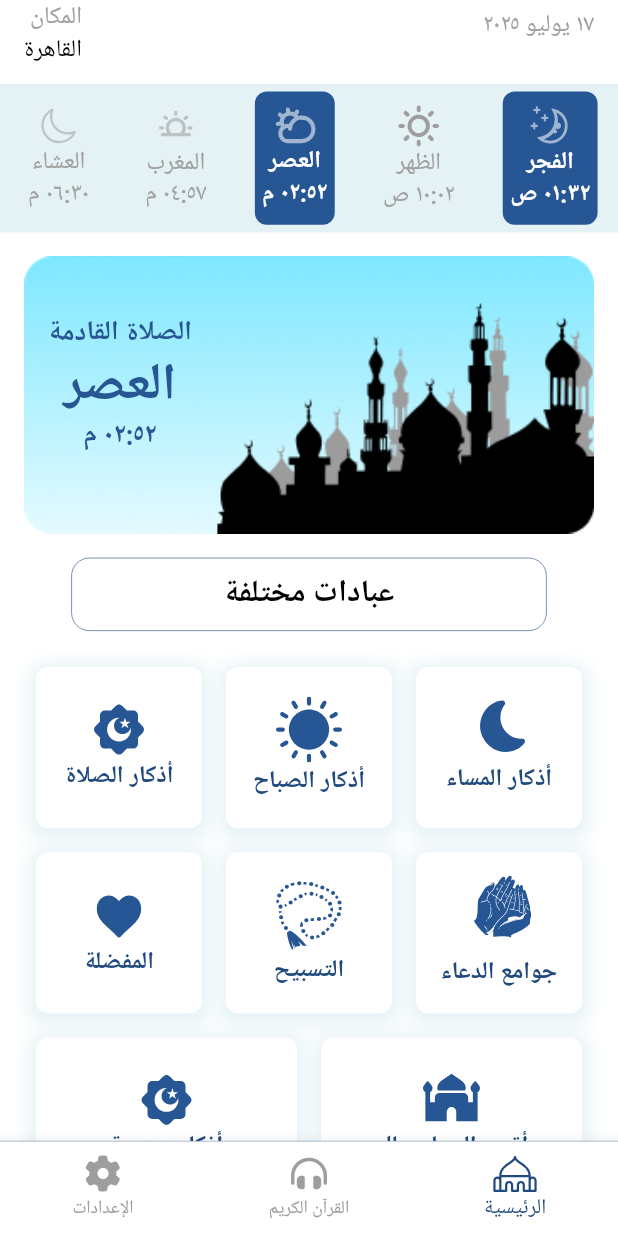
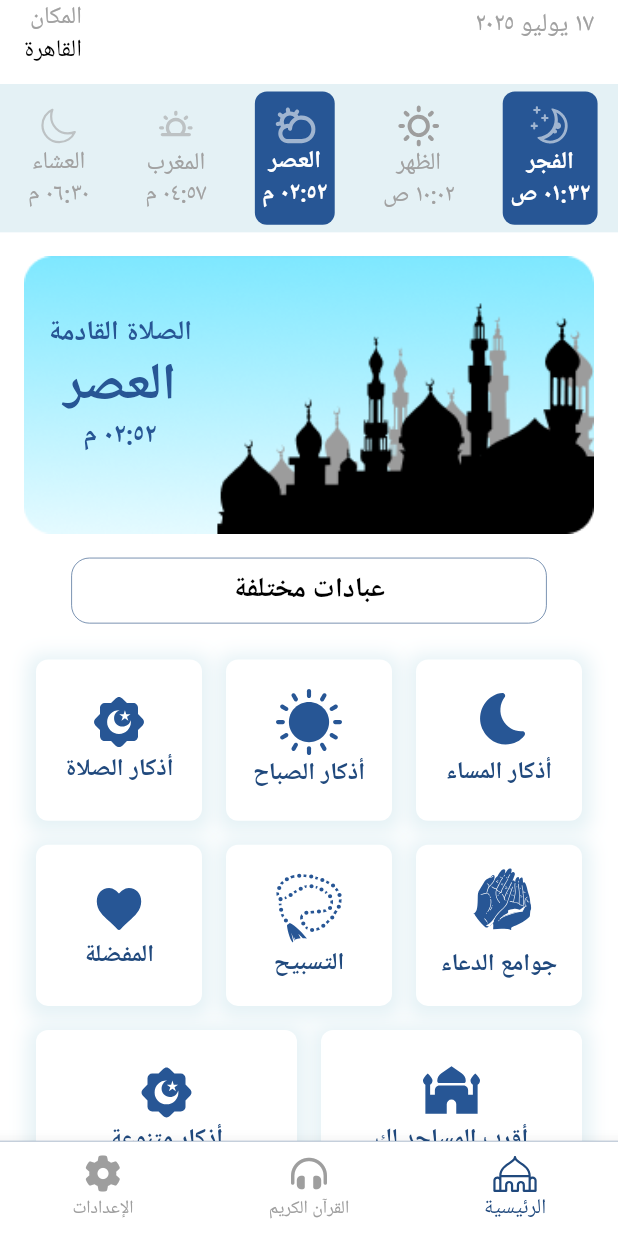
Before and after one commit to osamamohamedr1/islamic_app, a Flutter app: the screen it shows after launch, on a phone screen of 412 x 824 dp. Run offline on Flutter 3.47's test engine with Material 3 defaults, Android fonts, the phone set to English and light mode, and no system bars; our stand-ins replace adhan, bloc, dartz, dio, flutter_bloc, flutter_screenutil and 4 more; missing offline and left inert: jhijri.

Commit message:
fix some issues in home dark mode

```diff
--- a/lib/core/themes/app_themes.dart
+++ b/lib/core/themes/app_themes.dart
@@ -48,13 +48,12 @@ class AppThemes {
       secondary: ColorsManger.primary,
     ),
     appBarTheme: AppBarTheme(
-      backgroundColor: ColorsManger.darkBLue,
       titleTextStyle: TextStyle(color: Colors.white, fontSize: 20),
     ),
     textTheme: TextTheme(
       titleLarge: TextStyle(
-        color: Colors.white,
-        fontSize: 30,
+        color: ColorsManger.darkBLue,
+        fontSize: 30.sp,
         fontWeight: FontWeight.bold,
       ),
       titleMedium: TextStyle(
@@ -62,9 +61,9 @@ class AppThemes {
         fontSize: 24,
         fontWeight: FontWeight.bold,
       ),
-      bodyLarge: TextStyle(color: Colors.white70, fontSize: 18),
-      bodyMedium: TextStyle(color: Colors.white70, fontSize: 16),
-      bodySmall: TextStyle(color: Colors.grey, fontSize: 14),
+      bodyLarge: TextStyle(color: Colors.white, fontSize: 18.sp),
+      bodyMedium: TextStyle(color: Colors.white, fontSize: 16.sp),
+      bodySmall: TextStyle(color: Colors.white, fontSize: 14.sp),
     ),
     bottomNavigationBarTheme: BottomNavigationBarThemeData(
       elevation: 5,
--- a/lib/features/home/data/repos/prayers_time_repo.dart
+++ b/lib/features/home/data/repos/prayers_time_repo.dart
@@ -7,7 +7,7 @@ import 'package:islamic_app/features/home/data/models/prayer_model.dart';
 class PrayersTimeRepo {
   Either<Failure, List<PrayerModel>> getPrayerTimes() {
     try {
-      Coordinates coordinates = Coordinates(30.0444, 31.2357);
+      Coordinates coordinates = Coordinates(30.033333, 31.233334);
       final params = CalculationMethod.karachi.getParameters();
       params.madhab = Madhab.hanafi;
       final prayerTimes = PrayerTimes.today(coordinates, params);
--- a/lib/features/home/presentation/views/home_view.dart
+++ b/lib/features/home/presentation/views/home_view.dart
@@ -1,5 +1,6 @@
 import 'package:flutter/material.dart';
 import 'package:flutter_bloc/flutter_bloc.dart';
+import 'package:flutter_screenutil/flutter_screenutil.dart';
 import 'package:intl/intl.dart';
 import 'package:islamic_app/features/home/data/repos/prayers_time_repo.dart';
 import 'package:islamic_app/features/home/presentation/manger/prayer_time_cubit/prayers_time_cubit.dart';
@@ -37,6 +38,7 @@ class HomeView extends StatelessWidget {
                     CommingPrayerFrame(),
                     AllCustomContainer(),
                     AzkarCategorySection(),
+                    SizedBox(height: 20.h),
                   ],
                 ),
               ),
@@ -55,14 +57,14 @@ class HomeView extends StatelessWidget {
         Text(
           formattedDate,
           style: Theme.of(context).textTheme.bodySmall!.copyWith(
-            fontSize: 16,
+            fontSize: 15.sp,
             fontWeight: FontWeight.w500,
           ),
         ),
         Text(
           HijriDate.now().toString(),
           style: Theme.of(context).textTheme.bodyMedium!.copyWith(
-            fontSize: 16,
+            fontSize: 14.sp,
             fontWeight: FontWeight.w500,
           ),
         ),
--- a/lib/features/home/presentation/views/widgets/all_custom_container.dart
+++ b/lib/features/home/presentation/views/widgets/all_custom_container.dart
@@ -18,7 +18,7 @@ class AllCustomContainer extends StatelessWidget {
           'عبادات مختلفة',
           style: Theme.of(
             context,
-          ).textTheme.bodyLarge!.copyWith(fontWeight: FontWeight.bold),
+          ).textTheme.bodyMedium!.copyWith(fontWeight: FontWeight.w700),
         ),
       ),
     );
--- a/lib/features/home/presentation/views/widgets/azkar_item.dart
+++ b/lib/features/home/presentation/views/widgets/azkar_item.dart
@@ -16,7 +16,8 @@ class AzkarItem extends StatelessWidget {
   final void Function()? onTap;
   @override
   Widget build(BuildContext context) {
-    return InkWell(
+    final isDarkMode = Theme.of(context).brightness == Brightness.dark;
+    return GestureDetector(
       onTap: onTap,
       child: Container(
         width: 90.w,
@@ -24,13 +25,15 @@ class AzkarItem extends StatelessWidget {
         padding: const EdgeInsets.all(12),
         margin: EdgeInsets.all(8),
         decoration: BoxDecoration(
-          color: Colors.white,
+          color: isDarkMode ? ColorsManger.darkCard : Colors.white,
           borderRadius: BorderRadius.circular(8),
           boxShadow: [
             BoxShadow(
-              color: ColorsManger.lightGrey,
+              color: isDarkMode
+                  ? ColorsManger.darkCard
+                  : ColorsManger.lightGrey,
               offset: const Offset(0, 2.5),
-              spreadRadius: 4,
+              spreadRadius: 5,
               blurRadius: 10,
             ),
           ],
--- a/lib/features/settings/presentation/views/settings_view.dart
+++ b/lib/features/settings/presentation/views/settings_view.dart
@@ -13,7 +13,7 @@ class SettingsView extends StatelessWidget {
         children: [
           Center(
             child: Switch(
-              value: context.read<ThemeCubit>().state == ThemeMode.light,
+              value: context.watch<ThemeCubit>().state == ThemeMode.light,
               onChanged: (value) {
                 context.read<ThemeCubit>().toggleTheme();
               },
--- a/lib/islamic_app.dart
+++ b/lib/islamic_app.dart
@@ -13,7 +13,7 @@ class IslamicApp extends StatelessWidget {
   @override
   Widget build(BuildContext context) {
     return BlocProvider(
-      create: (context) => ThemeCubit(),
+      create: (context) => ThemeCubit()..loadTheme(),
       child: BlocBuilder<ThemeCubit, ThemeMode>(
         builder: (context, themeState) {
           return ScreenUtilInit(
```
